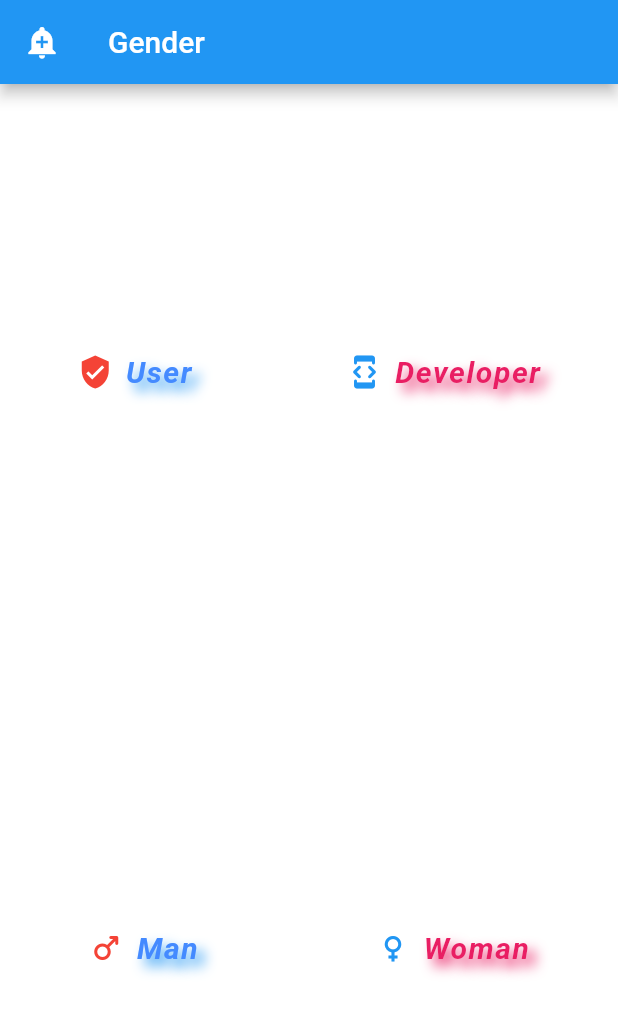
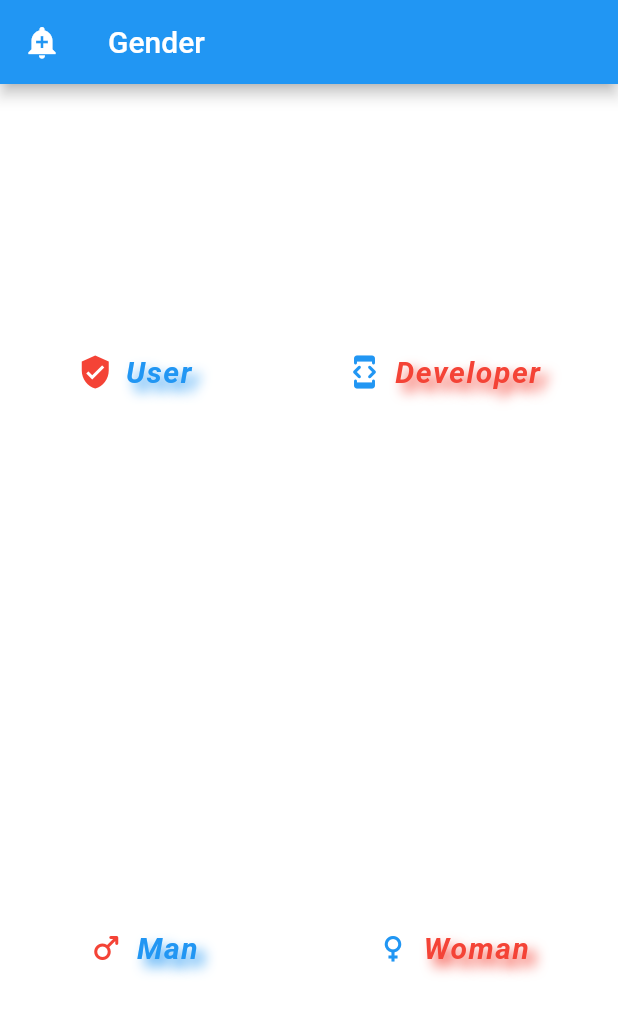
Before and after one commit to RamezHamdiSaeed/MyFlutterReference, a Flutter app: the screen it shows after launch, on a phone screen of 412 x 824 dp. Shown: the top 1015 px of the screen. Run offline on Flutter 3.47's test engine with Material 2 defaults, Android fonts, the phone set to English and light mode, and no system bars.

Commit message:
apply solid principles and avoid DRY

```diff
--- a/lib/App/my_app.dart
+++ b/lib/App/my_app.dart
@@ -2,14 +2,37 @@ import 'package:flutter/material.dart';
 
 class MyApp extends StatelessWidget {
   const MyApp({Key? key}) : super(key: key);
-  void printText(msg) {
-    // ignore: avoid_print
-    print("button clicked with '$msg'");
+  // void printText(msg) {
+  //   // ignore: avoid_print
+  //   print("button clicked with '$msg'");
+  // }
+  TextStyle textButtonStyle({required Color color}) {
+    return TextStyle(color: color, shadows: <Shadow>[
+      Shadow(
+        color: color,
+        offset: const Offset(5, 5),
+        blurRadius: 10,
+      )
+    ]);
   }
 
   @override
   Widget build(BuildContext context) {
     return MaterialApp(
+        theme: ThemeData(
+          textButtonTheme: TextButtonThemeData(
+            style: ButtonStyle(
+                overlayColor: MaterialStateProperty.all(Colors.white)),
+          ),
+          textTheme: const TextTheme(
+            button: TextStyle(
+              fontSize: 20,
+              fontWeight: FontWeight.bold,
+              fontStyle: FontStyle.italic,
+              letterSpacing: 1,
+            ),
+          ),
+        ),
         debugShowCheckedModeBanner: false,
         home: Scaffold(
           appBar: AppBar(
@@ -34,61 +57,25 @@ class MyApp extends StatelessWidget {
                     mainAxisAlignment: MainAxisAlignment.spaceAround,
                     children: <Widget>[
                       TextButton.icon(
-                        style: ButtonStyle(
-                          overlayColor: MaterialStateProperty.all(Colors.white),
-                        ),
-                        onPressed: () => printText("hello user"),
+                        onPressed: () {},
                         icon: const Icon(
                           Icons.verified_user,
                           color: Colors.red,
                         ),
-                        label: const Text(
+                        label: Text(
                           'User',
-                          style: TextStyle(
-                            color: Colors.blueAccent,
-                            fontSize: 20,
-                            fontWeight: FontWeight.bold,
-                            fontStyle: FontStyle.italic,
-                            letterSpacing: 1,
-                            shadows: <Shadow>[
-                              Shadow(
-                                offset: Offset(5, 5),
-                                blurRadius: 10,
-                                color: Colors.blue,
-                              ),
-                            ],
-                            // decoration: TextDecoration.combine(<TextDecoration>[
-                            //   TextDecoration.underline,
-                            //   TextDecoration.lineThrough
-                            // ]),
-                          ),
+                          style: textButtonStyle(color: Colors.blue),
                         ),
                       ),
                       TextButton.icon(
-                        style: ButtonStyle(
-                          overlayColor: MaterialStateProperty.all(Colors.white),
-                        ),
                         onPressed: () {},
                         icon: const Icon(
                           Icons.developer_mode_rounded,
                           color: Colors.blue,
                         ),
-                        label: const Text(
+                        label: Text(
                           'Developer',
-                          style: TextStyle(
-                            color: Colors.pink,
-                            fontSize: 20,
-                            fontWeight: FontWeight.bold,
-                            fontStyle: FontStyle.italic,
-                            letterSpacing: 1,
-                            shadows: <Shadow>[
-                              Shadow(
-                                offset: Offset(5, 5),
-                                blurRadius: 10,
-                                color: Colors.pink,
-                              ),
-                            ],
-                          ),
+                          style: textButtonStyle(color: Colors.red),
                         ),
                       ),
                     ],
@@ -97,58 +84,22 @@ class MyApp extends StatelessWidget {
                     mainAxisAlignment: MainAxisAlignment.spaceAround,
                     children: <Widget>[
                       TextButton.icon(
-                        style: ButtonStyle(
-                          overlayColor: MaterialStateProperty.all(Colors.white),
-                        ),
                         onPressed: () {},
                         icon: const Icon(
                           Icons.male_rounded,
                           color: Colors.red,
                         ),
-                        label: const Text(
+                        label: Text(
                           'Man',
-                          style: TextStyle(
-                            color: Colors.blueAccent,
-                            fontSize: 20,
-                            fontWeight: FontWeight.bold,
-                            fontStyle: FontStyle.italic,
-                            letterSpacing: 1,
-                            shadows: <Shadow>[
-                              Shadow(
-                                offset: Offset(5, 5),
-                                blurRadius: 10,
-                                color: Colors.blue,
-                              ),
-                            ],
-                            // decoration: TextDecoration.combine(<TextDecoration>[
-                            //   TextDecoration.underline,
-                            //   TextDecoration.lineThrough
-                            // ]),
-                          ),
+                          style: textButtonStyle(color: Colors.blue),
                         ),
                       ),
                       TextButton.icon(
-                        style: ButtonStyle(
-                          overlayColor: MaterialStateProperty.all(Colors.white),
-                        ),
                         onPressed: () {},
                         icon: const Icon(Icons.female, color: Colors.blue),
-                        label: const Text(
+                        label: Text(
                           'Woman',
-                          style: TextStyle(
-                            color: Colors.pink,
-                            fontSize: 20,
-                            fontWeight: FontWeight.bold,
-                            fontStyle: FontStyle.italic,
-                            letterSpacing: 1,
-                            shadows: <Shadow>[
-                              Shadow(
-                                offset: Offset(5, 5),
-                                blurRadius: 10,
-                                color: Colors.pink,
-                              ),
-                            ],
-                          ),
+                          style: textButtonStyle(color: Colors.red),
                         ),
                       ),
                     ],
```
Also changed, not shown: 1 other file.
